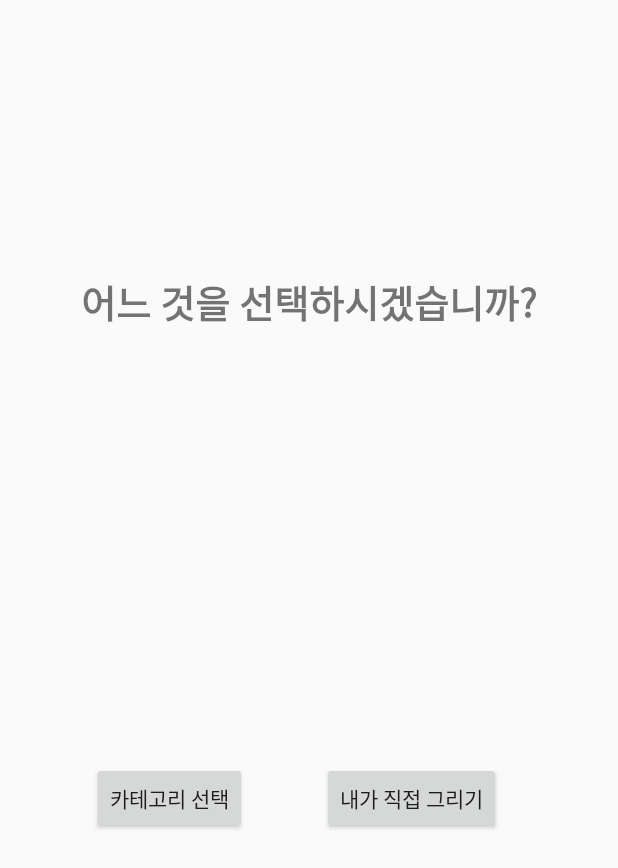
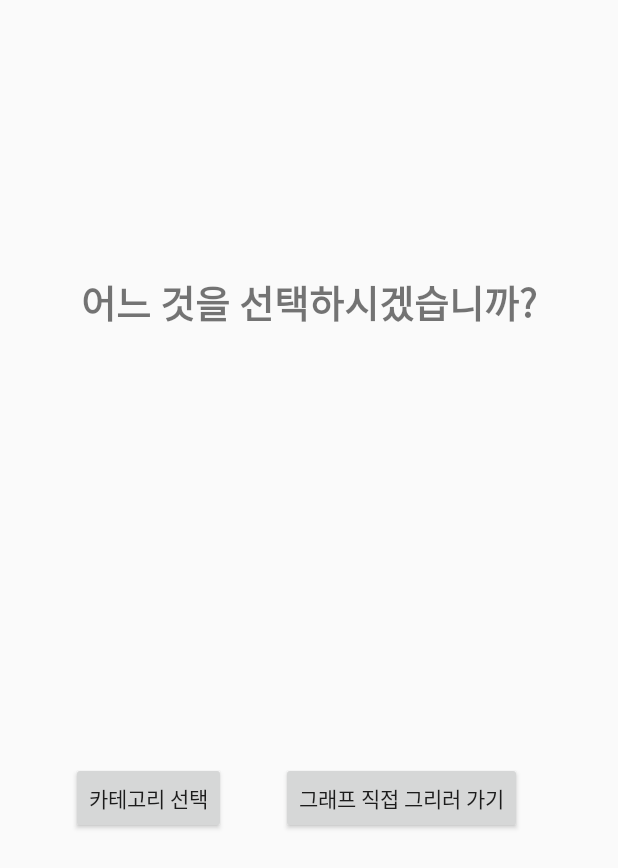
Before and after one commit to Leekyoeun/LifeCurveITShow, an Android app: the ChooseGrapicsActivity screen opened directly, with no data from a screen before it, on a phone screen of 412 x 824 dp. Shown: the top 868 px of the screen. Run offline under Robolectric (Android 15) with nearby library versions, the phone set to English and light mode, and no system bars.

Commit message:
20200604

```diff
--- a/app/src/main/AndroidManifest.xml
+++ b/app/src/main/AndroidManifest.xml
@@ -28,7 +28,6 @@
                 <category android:name="android.intent.category.LAUNCHER" />
             </intent-filter>
         </activity>
-        <activity android:name=".Kotlin.Memo.MainActivity" />
         <activity android:name=".Kotlin.MainActivity" />
         <activity android:name=".Kotlin.ChooseGrapicsActivity" />
         <activity android:name=".Kotlin.FacebookLoginActivity" />
--- a/app/src/main/java/com/emirim/lifecurveitshow/Kotlin/ChooseGrapicsActivity.kt
+++ b/app/src/main/java/com/emirim/lifecurveitshow/Kotlin/ChooseGrapicsActivity.kt
@@ -1,14 +1,11 @@
 package com.emirim.lifecurveitshow.Kotlin
 
 import android.content.Intent
-import android.graphics.Bitmap
 import android.os.Bundle
-import android.provider.MediaStore
-import android.widget.Toast
 import androidx.appcompat.app.AppCompatActivity
 import com.emirim.lifecurveitshow.R
 import kotlinx.android.synthetic.main.activity_choose_grapics.*
-import org.goldenage.com.goldenage.MainActivity
+import org.goldenage.com.goldenage.ChartMainActivity
 
 class ChooseGrapicsActivity : AppCompatActivity() {
     val Gallery = 0
@@ -17,13 +14,10 @@ class ChooseGrapicsActivity : AppCompatActivity() {
         super.onCreate(savedInstanceState)
         setContentView(R.layout.activity_choose_grapics)
 
-        //카테고리 선택 버튼을 눌렀을 때
-        /*choosecategoryButton.setOnClickListener{
-            startActivity(Intent(this, com.emirim.lifecurveitshow.Kotlin.MainActivity::class.java))
-        }*/
-        //직접 그리기 선택 버튼을 클릭했을 때
+
+        //직접 그리는 것을 선택했을 때
         chooseUserGrapics.setOnClickListener {
-            startActivity(Intent(this, MainActivity::class.java))
+            startActivity(Intent(this, ChartMainActivity::class.java))
         }
     }
 }
--- a/app/src/main/res/layout/activity_choose_grapics.xml
+++ b/app/src/main/res/layout/activity_choose_grapics.xml
@@ -23,7 +23,7 @@
         android:layout_height="wrap_content"
         android:layout_marginEnd="28dp"
         android:layout_marginBottom="268dp"
-        android:text="내가 직접 그리기"
+        android:text="그래프 직접 그리러 가기"
         app:layout_constraintBottom_toBottomOf="parent"
         app:layout_constraintEnd_toEndOf="parent"
         app:layout_constraintStart_toEndOf="@+id/choosecategoryButton" />
```
Also changed, not shown: app/src/main/java/com/emirim/lifecurveitshow/Kotlin/ chart/ChartMainActivity.kt (renamed from app/src/main/java/com/emirim/lifecurveitshow/Kotlin/ chart/MainActivity.kt, +3 -5 lines).
